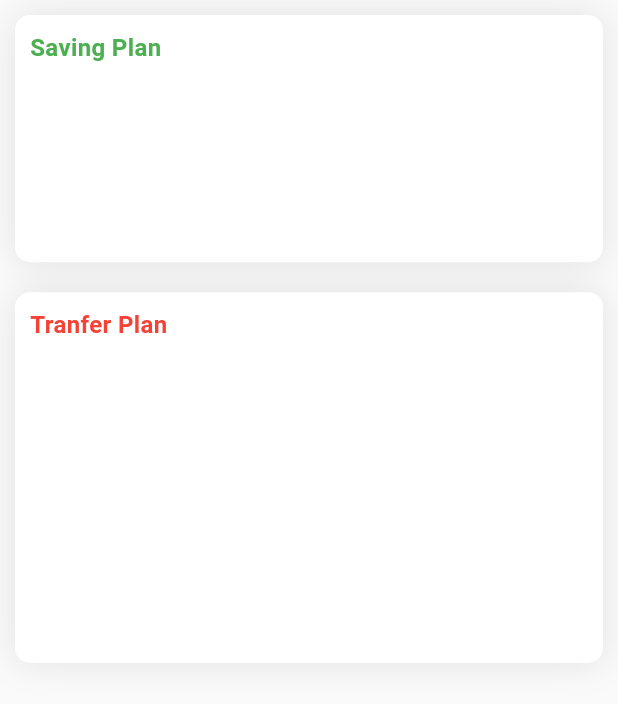
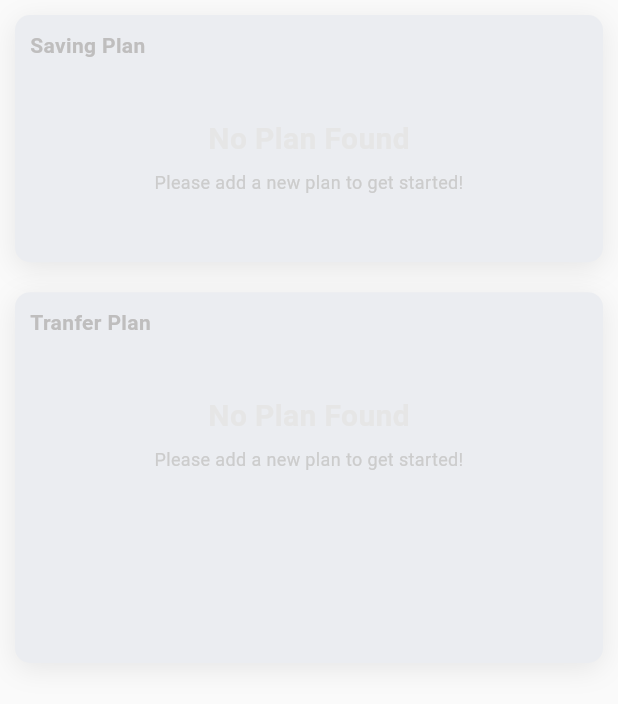
Before and after one commit to aofattaporn/budgetwise-app, a Flutter app: the DisplayPlansSuccess widget shown alone on an empty page, opened directly with empty values, on a phone screen of 412 x 824 dp. Shown: the top 704 px of the screen. Run offline on Flutter 3.47's test engine with Material 3 defaults, Android fonts, the phone set to English and light mode, and no system bars; our stand-ins replace bloc, equatable, flutter_bloc, logger, skeletonizer; accounts and stored records are empty; network calls fail.

Commit message:
feat: add plan success

```diff
--- a/lib/src/bloc/plans/plans_bloc.dart
+++ b/lib/src/bloc/plans/plans_bloc.dart
@@ -71,7 +71,6 @@ class PlansBloc extends Bloc<PlansEvent, PlansState> {
         emit(DeletePlanSuccess());
         emit(GetPlanSuccess(tranfers, saving, currentTotalUsage));
       } catch (error) {
-        print(error);
         emit(CreatePlanFailure(error.toString()));
       }
     });
--- a/lib/src/presentation/screens/create_transaction/create_transactions.dart
+++ b/lib/src/presentation/screens/create_transaction/create_transactions.dart
@@ -1,5 +1,3 @@
-import 'package:budget_wise/main.dart';
-import 'package:budget_wise/src/bloc/plans/plans_bloc.dart';
 import 'package:budget_wise/src/bloc/transactions/transactions_bloc.dart';
 import 'package:budget_wise/src/bloc/transactions/transactions_event.dart';
 import 'package:budget_wise/src/models/entity/budget_account_entity.dart';
@@ -11,7 +9,6 @@ import 'package:budget_wise/src/presentation/ui/generic_column.dart';
 import 'package:budget_wise/src/presentation/ui/generic_btn.dart';
 import 'package:budget_wise/src/presentation/ui/generic_row_generic.dart';
 import 'package:budget_wise/src/presentation/widgets/select_all_accounts/select_all_accounts.dart';
-import 'package:flutter/cupertino.dart';
 import 'package:flutter/material.dart';
 import 'package:flutter_bloc/flutter_bloc.dart';
 
--- a/lib/src/presentation/screens/plan_screen/display_plans/display_plans_success.dart
+++ b/lib/src/presentation/screens/plan_screen/display_plans/display_plans_success.dart
@@ -2,7 +2,6 @@ import 'package:budget_wise/src/models/entity/planning_entity.dart';
 import 'package:budget_wise/src/presentation/widgets/plan_item/plan_item.dart';
 import 'package:flutter/material.dart';
 
-// ignore: must_be_immutable
 class DisplayPlansSuccess extends StatelessWidget {
   final List<PlanEntity> itemsTranfers;
   final List<PlanEntity> itemsSaving;
@@ -14,91 +13,127 @@ class DisplayPlansSuccess extends StatelessWidget {
   Widget build(BuildContext context) {
     return Column(
       children: [
-        Container(
+        PlanContainer(
+          title: 'Saving Plan',
+          titleColor: Colors.green,
+          items: itemsSaving,
+          heightFactor: 0.2,
+        ),
+        PlanContainer(
+          title: 'Tranfer Plan',
+          titleColor: Colors.red,
+          items: itemsTranfers,
+          heightFactor: 0.3,
+        ),
+      ],
+    );
+  }
+}
+
+class PlanContainer extends StatelessWidget {
+  final String title;
+  final Color titleColor;
+  final List<PlanEntity> items;
+  final double heightFactor;
+
+  const PlanContainer({
+    super.key,
+    required this.title,
+    required this.titleColor,
+    required this.items,
+    required this.heightFactor,
+  });
+
+  @override
+  Widget build(BuildContext context) {
+    return Container(
       width: MediaQuery.of(context).size.width,
-          height: MediaQuery.of(context).size.height * 0.2,
+      height: MediaQuery.of(context).size.height * heightFactor,
       margin: const EdgeInsets.all(10),
       padding: const EdgeInsets.all(10),
       decoration: BoxDecoration(
-            color: Colors.white,
+        color: items.isEmpty
+            ? const Color.fromARGB(
+                255, 235, 237, 241) // Light gray background for an empty state
+            : Colors.white, // White background when items are present
         borderRadius: BorderRadius.circular(10),
         boxShadow: const <BoxShadow>[
           BoxShadow(
-                color: Color.fromRGBO(0, 0, 0, 0.1),
-                blurRadius: 20,
+            color: Color.fromRGBO(
+                0, 0, 0, 0.08), // Softer shadow for a subtle effect
+            blurRadius: 15, // Reduced blur radius for lighter shadow
+            offset: Offset(0, 4), // Slight elevation effect
           ),
         ],
       ),
       child: Column(
         children: [
-              const Row(
+          Row(
             mainAxisAlignment: MainAxisAlignment.spaceBetween,
             children: [
               Text(
-                    'Saving Plan',
+                title,
                 style: TextStyle(
-                      color: Colors.green,
-                      fontSize: 16,
+                  color: items.isEmpty
+                      ? const Color.fromARGB(255, 191, 190, 190)
+                      : titleColor,
+                  fontSize: 14,
                   fontWeight: FontWeight.bold,
                 ),
               ),
             ],
           ),
           const SizedBox(height: 10),
-              Expanded(
+          if (items.isEmpty)
+            _displayPlanItemEmpty()
+          else
+            _displayPlanItem(items)
+        ],
+      ),
+    );
+  }
+
+  Widget _displayPlanItem(List<PlanEntity> item) {
+    return Expanded(
       child: ListView.builder(
-                  itemCount: itemsSaving.length,
+        itemCount: items.length,
         itemBuilder: (context, index) {
-                    return PlanItem(item: itemsSaving[index]);
+          return PlanItem(item: items[index]);
         },
+      ),
+    );
+  }
+
+  Widget _displayPlanItemEmpty() {
+    return Center(
+      child: Container(
+        margin: const EdgeInsets.all(16),
+        child: const Column(
+          mainAxisSize: MainAxisSize.min,
+          mainAxisAlignment: MainAxisAlignment.center,
+          children: [
+            SizedBox(height: 12),
+            Text(
+              'No Plan Found',
+              style: TextStyle(
+                color: Color.fromARGB(255, 230, 230, 230),
+                fontSize: 20,
+                fontWeight: FontWeight.w600,
+              ),
+            ),
+            SizedBox(height: 6),
+            Text(
+              'Please add a new plan to get started!',
+              textAlign: TextAlign.center,
+              style: TextStyle(
+                color: const Color.fromARGB(255, 204, 204, 204),
+                fontSize: 12,
+                fontWeight: FontWeight.w400,
               ),
             ),
           ],
         ),
       ),
-        Container(
-          width: MediaQuery.of(context).size.width,
-          height: MediaQuery.of(context).size.height * 0.3,
-          margin: const EdgeInsets.all(10),
-          padding: const EdgeInsets.all(10),
-          decoration: BoxDecoration(
-            color: Colors.white,
-            borderRadius: BorderRadius.circular(10),
-            boxShadow: const <BoxShadow>[
-              BoxShadow(
-                color: Color.fromRGBO(0, 0, 0, 0.1),
-                blurRadius: 20,
-              ),
-            ],
-          ),
-          child: Column(
-            children: [
-              const Row(
-                mainAxisAlignment: MainAxisAlignment.spaceBetween,
-                children: [
-                  Text(
-                    'Tranfer Plan',
-                    style: TextStyle(
-                      color: Colors.red,
-                      fontSize: 16,
-                      fontWeight: FontWeight.bold,
-                    ),
-                  ),
-                ],
-              ),
-              const SizedBox(height: 10),
-              Expanded(
-                child: ListView.builder(
-                  itemCount: itemsTranfers.length,
-                  itemBuilder: (context, index) {
-                    return PlanItem(item: itemsTranfers[index]);
-                  },
-                ),
-              ),
-            ],
-          ),
-        )
-      ],
     );
   }
 }
--- a/lib/src/presentation/screens/plan_screen/plan_screen.dart
+++ b/lib/src/presentation/screens/plan_screen/plan_screen.dart
@@ -13,6 +13,7 @@ import 'package:budget_wise/src/presentation/screens/plan_screen/budget_monthyea
 import 'package:budget_wise/src/presentation/screens/plan_screen/budget_monthyear/budget_monthyear_failure.dart';
 import 'package:budget_wise/src/presentation/screens/plan_screen/budget_monthyear/budget_monthyear_loading.dart';
 import 'package:budget_wise/src/presentation/screens/plan_screen/display_plans/display_plans_faillure.dart';
+import 'package:budget_wise/src/presentation/screens/plan_screen/display_plans/display_plans_loading.dart';
 import 'package:budget_wise/src/presentation/screens/plan_screen/display_plans/display_plans_success.dart';
 import 'package:budget_wise/src/presentation/screens/plan_screen/month_year_picker/month_year_picker.dart';
 import 'package:budget_wise/src/presentation/ui/generic_txt_btn.dart';
@@ -160,6 +161,8 @@ class _PlanScreenState extends State<PlanScreen> {
             itemsTranfers: state.plansTranfer,
             itemsSaving: state.plansSaving,
           );
+        } else if (state is GetPlanLoading) {
+          return const DisplayPlansLoading();
         } else {
           return const DisplayPlansFaillure();
         }
--- a/lib/src/presentation/widgets/plan_item/plan_item.dart
+++ b/lib/src/presentation/widgets/plan_item/plan_item.dart
@@ -39,7 +39,7 @@ class PlanItem extends StatelessWidget {
           progress: Numbers.calPercentage(200, 1000) / 100,
           isFullSize: true,
         ),
-        const SizedBox(height: 10),
+        const SizedBox(height: 24),
       ],
     );
   }
```
Also changed, not shown: lib/src/presentation/screens/plan_screen/display_plans/display_plans_empty.dart (+50 -0 lines), lib/src/presentation/screens/plan_screen/display_plans/display_plans_faillure.dart (+16 -1 lines), lib/src/presentation/screens/plan_screen/display_plans/display_plans_loading.dart (added, +105 -0 lines). Lines whose indentation alone changed are shown as unchanged.
